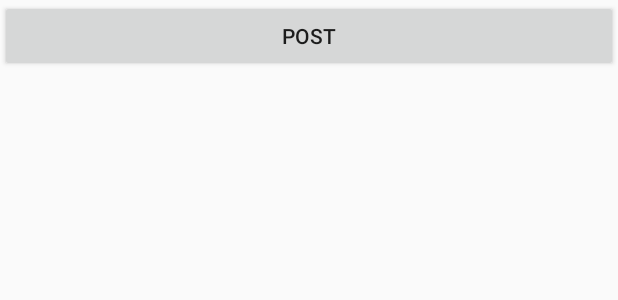
After one commit to TeampleStay/FrontendApp, an Android app: the layout activity_post.xml on its own in the app's theme, with its tools: preview values and no code run, on a phone screen of 412 x 824 dp. The commit adds this screen. Shown: the top 300 px of the screen. Run offline under Robolectric (Android 15) with nearby library versions, the phone set to English and light mode, and no system bars.

Commit message:
Activity Added : PostActivity on Construction

```diff
--- a/app/src/main/java/com/app/androidkt/googlevisionapi/MainActivity.java
+++ b/app/src/main/java/com/app/androidkt/googlevisionapi/MainActivity.java
@@ -276,7 +276,7 @@ public class MainActivity extends AppCompatActivity implements AdapterView.OnIte
                     BatchAnnotateImagesResponse response = annotateRequest.execute();
                     //출력해보기1.
                     Log.d("superdroid","response"+response);
-                    return convertResponseToString(response);
+                    return convertResponseToString(response); //이게 스트링이며, 구글의 RESPONSE 가있다..
                 } catch (GoogleJsonResponseException e) {
                     Log.d(TAG, "failed to make API request because " + e.getContent());
                 } catch (IOException e) {
--- /dev/null
+++ b/app/src/main/res/layout/activity_post.xml
@@ -0,0 +1,25 @@
+<?xml version="1.0" encoding="utf-8"?>
+<LinearLayout xmlns:android="http://schemas.android.com/apk/res/android"
+    android:orientation="horizontal"
+    xmlns:app="http://schemas.android.com/apk/res-auto"
+    xmlns:tools="http://schemas.android.com/tools"
+    android:layout_width="match_parent"
+    android:layout_height="match_parent"
+    tools:context=".PostActivity">
+
+
+    <Button
+        android:id="@+id/btn_post"
+        android:layout_width="fill_parent"
+        android:layout_height="wrap_content"
+        android:text="post"
+        />
+
+    <TextView
+        android:id="@+id/tv_post"
+        android:layout_width="fill_parent"
+        android:layout_height="fill_parent"
+        android:text=""
+        />
+
+</LinearLayout>
```
Also changed, not shown: app/src/main/java/com/app/androidkt/googlevisionapi/PostActivity.java (added, +134 -0 lines).
